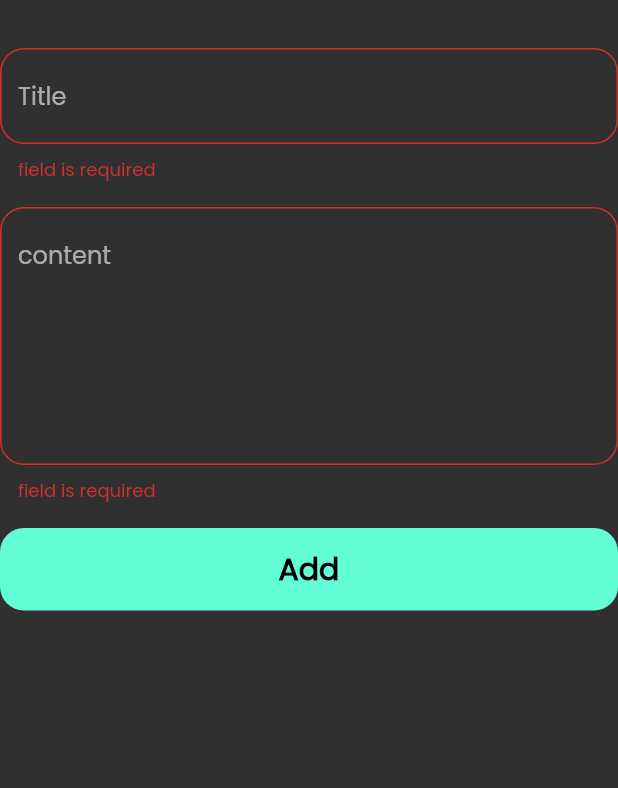
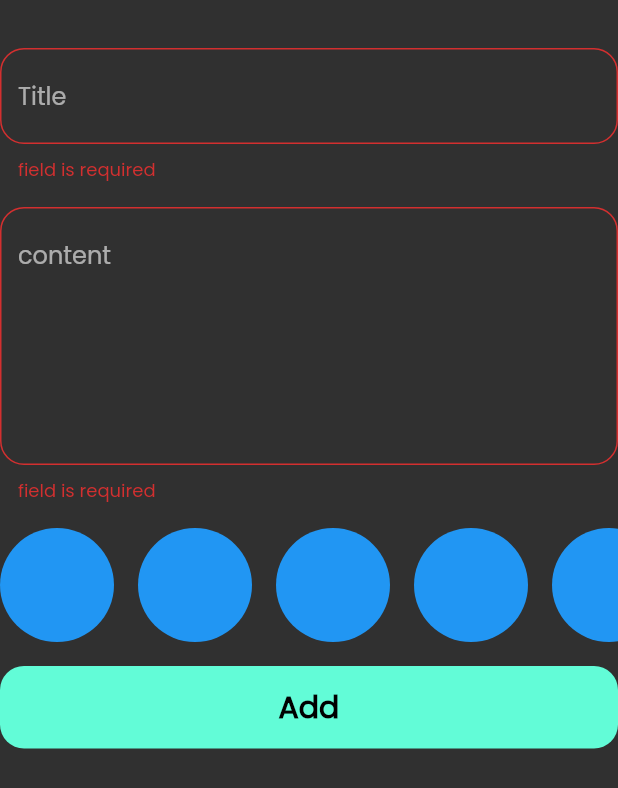
Before and after one commit to ramezAlhosni/note_app, a Flutter app: the AddNoteForm widget shown alone on an empty page, opened directly, after a tap on "Add", on a phone screen of 412 x 824 dp. Shown: the top 788 px of the screen. Run offline on Flutter 3.47's test engine with Material 2 defaults, Android fonts, the phone set to English and light mode, and no system bars; our stand-ins replace bloc, flutter_bloc, font_awesome_flutter, hive, hive_flutter; accounts and stored records are empty.

Commit message:
create color list view

```diff
--- a/lib/views/note_view.dart
+++ b/lib/views/note_view.dart
@@ -29,7 +29,7 @@ class NoteView extends StatelessWidget {
             },
             child: const Icon(Icons.add),
           ),
-          body: NotesViewBody(),
+          body: const NotesViewBody(),
         );
       },
     );
--- a/lib/views/widgets/add_note_form.dart
+++ b/lib/views/widgets/add_note_form.dart
@@ -1,8 +1,10 @@
 import 'package:flutter/material.dart';
 import 'package:flutter_bloc/flutter_bloc.dart';
+import 'package:intl/intl.dart';
 import 'package:note_app/cubits/add_note_cubit/add_note_cubit.dart';
 import 'package:note_app/cubits/add_note_cubit/add_note_state.dart';
 import 'package:note_app/models/note_model.dart';
+import 'package:note_app/views/widgets/color_list_view.dart';
 import 'package:note_app/views/widgets/custom_button.dart';
 import 'package:note_app/views/widgets/custom_text_field.dart';
 
@@ -48,23 +50,16 @@ class _AddNoteFormState extends State<AddNoteForm> {
           const SizedBox(
             height: 16,
           ),
+          const ColorsListView(),
+          const SizedBox(
+            height: 16,
+          ),
           BlocBuilder<AddNoteCubit, AddNoteState>(
             builder: (context, state) {
               return CustomButton(
                 isLoading: state is AddNoteLoading ? true : false,
                 onTap: () {
-                  if (formKey.currentState!.validate()) {
-                    formKey.currentState!.save();
-                    NoteModel noteModel = NoteModel(
-                        title: title!,
-                        subTitle: subTitle!,
-                        data: DateTime.now().toString(),
-                        color: Colors.blue.value);
-                    BlocProvider.of<AddNoteCubit>(context).addNote(noteModel);
-                  } else {
-                    autovalidateMode = AutovalidateMode.always;
-                    setState(() {});
-                  }
+                  addNote(context);
                 },
               );
             },
@@ -76,4 +71,25 @@ class _AddNoteFormState extends State<AddNoteForm> {
       ),
     );
   }
+
+  void addNote(BuildContext context) {
+    if (formKey.currentState!.validate()) {
+      formKey.currentState!.save();
+      NoteModel noteModel = NoteModel(
+          title: title!,
+          subTitle: subTitle!,
+          data: dateNow(),
+          color: Colors.blue.value);
+      BlocProvider.of<AddNoteCubit>(context).addNote(noteModel);
+    } else {
+      autovalidateMode = AutovalidateMode.always;
+      setState(() {});
+    }
+  }
+
+  String dateNow() {
+    var curentDate = DateTime.now();
+    var formattedCurentDate = DateFormat('dd-mm-yyyy').format(curentDate);
+    return formattedCurentDate;
+  }
 }
--- /dev/null
+++ b/lib/views/widgets/color_list_view.dart
@@ -0,0 +1,32 @@
+import 'package:flutter/material.dart';
+
+class ColorItem extends StatelessWidget {
+  const ColorItem({super.key});
+
+  @override
+  Widget build(BuildContext context) {
+    return const Padding(
+      padding: EdgeInsets.only(right: 16),
+      child: CircleAvatar(
+        radius: 38,
+        backgroundColor: Colors.blue,
+      ),
+    );
+  }
+}
+
+class ColorsListView extends StatelessWidget {
+  const ColorsListView({super.key});
+
+  @override
+  Widget build(BuildContext context) {
+    return SizedBox(
+        height: 38 * 2,
+        child: ListView.builder(
+          itemBuilder: (context, index) {
+            return const ColorItem();
+          },
+          scrollDirection: Axis.horizontal,
+        ));
+  }
+}
--- a/lib/views/widgets/custom_note_item.dart
+++ b/lib/views/widgets/custom_note_item.dart
@@ -47,7 +47,6 @@ class NoteItem extends StatelessWidget {
                 ),
                 onPressed: () {
                   note.delete();
-
                   BlocProvider.of<NotesCubit>(context).fetchAllNotes();
                 },
               ),
--- a/lib/views/widgets/notes_list_view.dart
+++ b/lib/views/widgets/notes_list_view.dart
@@ -19,7 +19,6 @@ class NotesListView extends StatelessWidget {
           builder: (context, state) {
             List<NoteModel> notes =
                 BlocProvider.of<NotesCubit>(context).notes ?? [];
-            print(notes);
             return Padding(
               padding: const EdgeInsets.symmetric(vertical: 16),
               child: ListView.builder(
--- a/lib/views/widgets/notes_view_body.dart
+++ b/lib/views/widgets/notes_view_body.dart
@@ -16,7 +16,6 @@ class _NotesViewBodyState extends State<NotesViewBody> {
   void initState() {
     BlocProvider.of<NotesCubit>(context).fetchAllNotes();
     super.initState();
-    print(BlocProvider.of<NotesCubit>(context).notes);
   }
 
   @override
--- a/pubspec.yaml
+++ b/pubspec.yaml
@@ -41,6 +41,7 @@ dependencies:
   flutter_bloc: ^8.1.3
   modal_progress_hud_nsn: ^0.4.0
   bloc: ^8.1.2
+  intl: ^0.18.1
 
 
 dev_dependencies:
```
Also changed, not shown: pubspec.lock.
